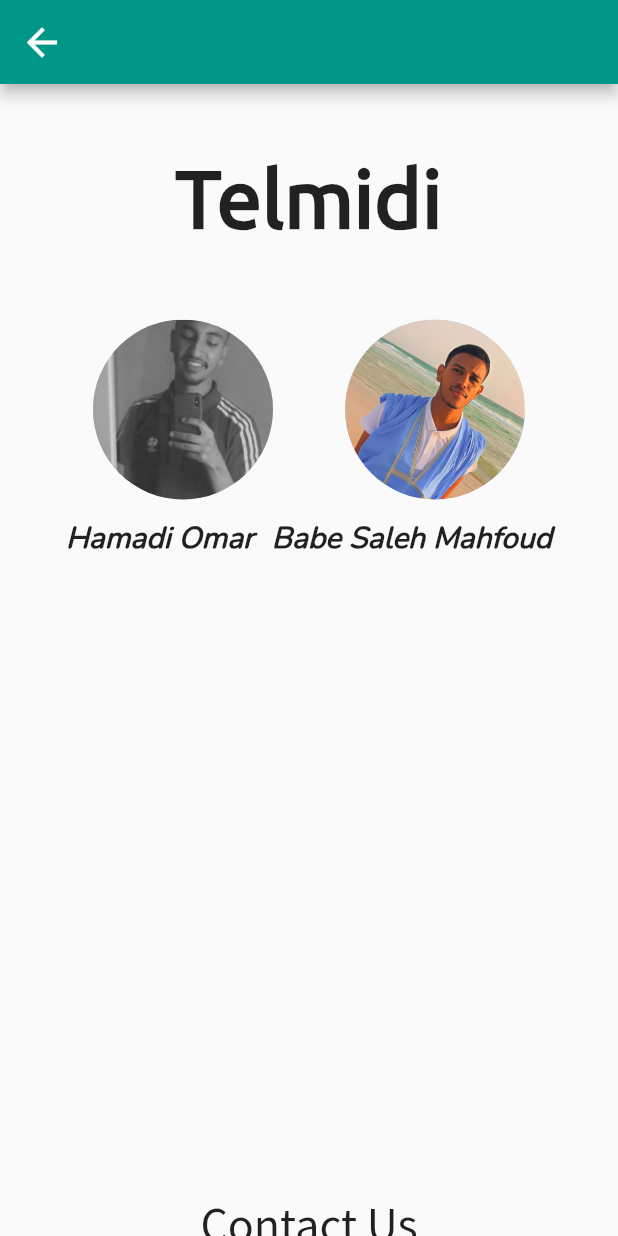
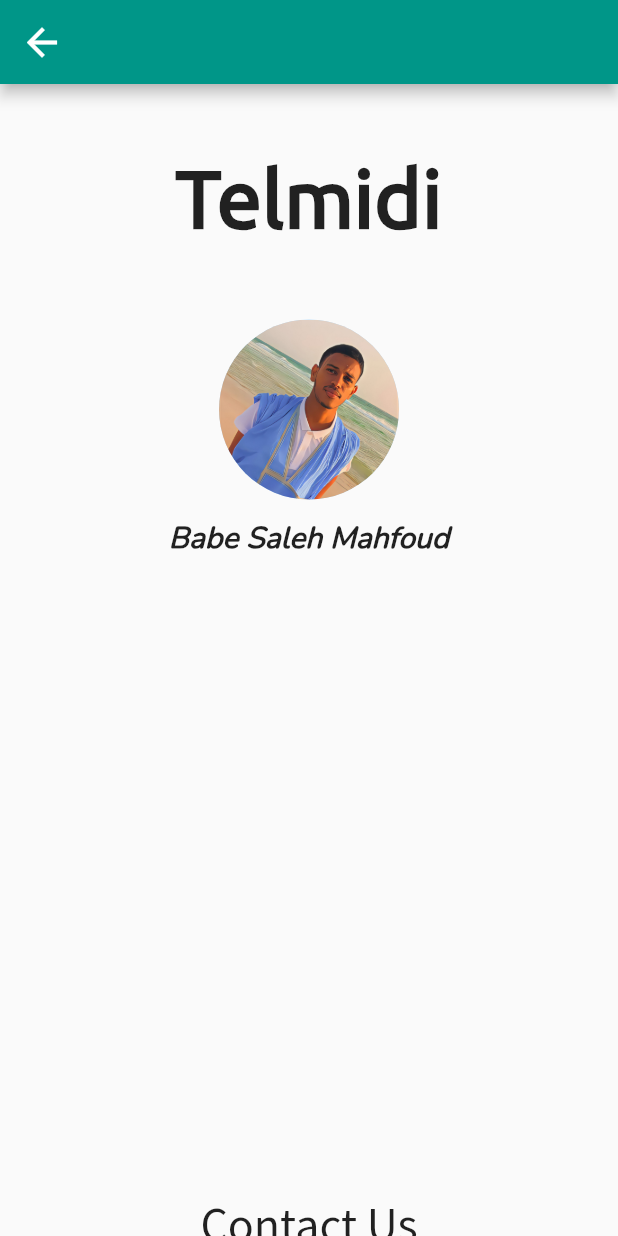
Before and after one commit to babasahi/Tacc, a Flutter app: the WhoAreWe screen opened directly, on a phone screen of 412 x 824 dp. Run offline on Flutter 3.47's test engine with Material 2 defaults, Android fonts, the phone set to English and light mode, and no system bars.

Commit message:
removed unused code

```diff
--- a/lib/screens/who_are_we_screen.dart
+++ b/lib/screens/who_are_we_screen.dart
@@ -49,37 +49,15 @@ class WhoAreWe extends StatelessWidget {
                   child: Column(
                     mainAxisAlignment: MainAxisAlignment.center,
                     children: [
-                      Row(
-                        mainAxisAlignment: MainAxisAlignment.spaceAround,
-                        children: [
-                          CircleAvatar(
-                            radius: 60,
-                            backgroundImage:
-                                AssetImage('assets/images/hemadi.jpg'),
-                          ),
-                          CircleAvatar(
+                         CircleAvatar(
                             radius: 60,
                             backgroundImage:
                                 AssetImage('assets/images/saleh.jpg'),
                           ),
-                        ],
-                      ),
                       SizedBox(
                         height: 12,
                       ),
-                      Row(
-                        mainAxisAlignment: MainAxisAlignment.spaceAround,
-                        children: [
-                          Text(
-                            'Hamadi Omar',
-                            style: TextStyle(
-                              fontFamily: 'Nunito',
-                              fontWeight: FontWeight.bold,
-                              fontStyle: FontStyle.italic,
-                              fontSize: 20,
-                            ),
-                          ),
-                          Text(
+                      Text(
                             'Babe Saleh Mahfoud',
                             style: TextStyle(
                               fontFamily: 'Nunito',
@@ -88,8 +66,6 @@ class WhoAreWe extends StatelessWidget {
                               fontSize: 20,
                             ),
                           ),
-                        ],
-                      ),
                     ],
                   ),
                 ),
```
Also changed, not shown: assets/images/hemadi.jpg (deleted).
